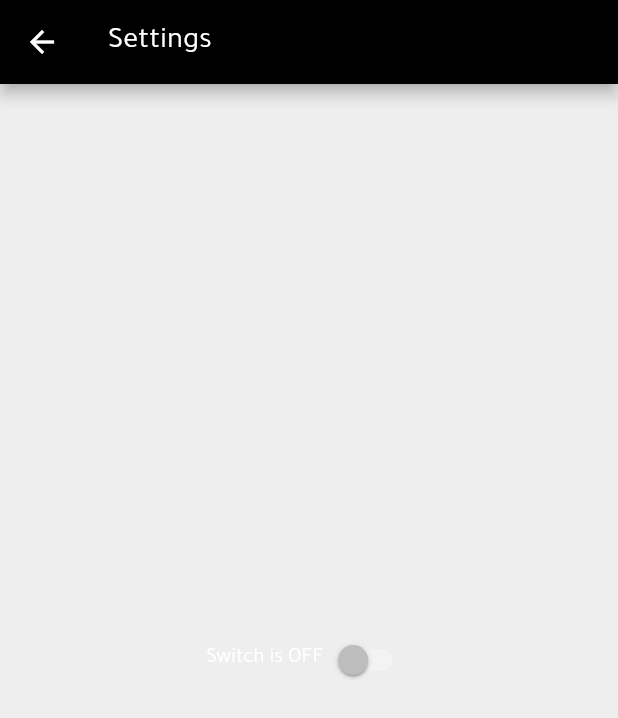
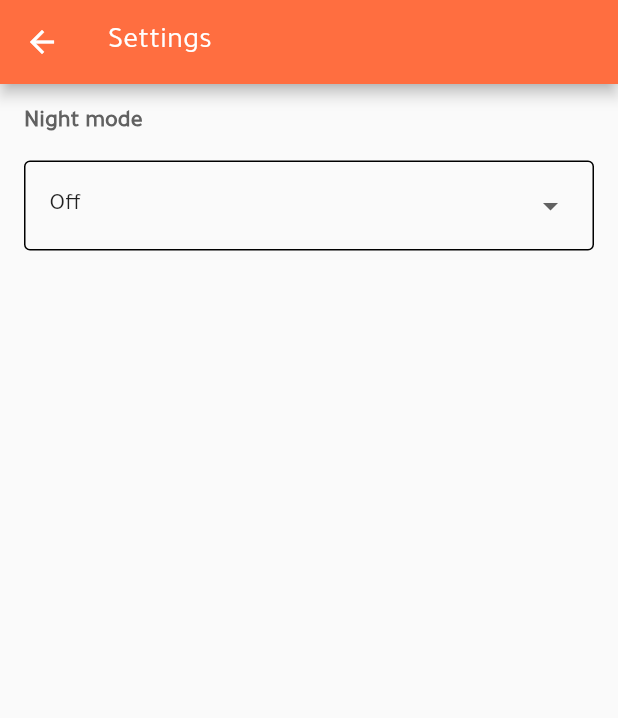
Before and after one commit to Ibrahim-Mushtaha/News-App-Flutter, a Flutter app: the Setting screen opened directly, on a phone screen of 412 x 824 dp. Shown: the top 718 px of the screen. Run offline on Flutter 3.47's test engine with Material 2 defaults, Android fonts, the phone set to English and light mode, and no system bars; our stand-ins replace logger, motion_toast, shared_preferences; missing offline and left inert: bottom_sheet, page_view_indicator; accounts and stored records are empty.

Commit message:
update setting ui

```diff
--- a/lib/other/StringConstant.dart
+++ b/lib/other/StringConstant.dart
@@ -11,3 +11,4 @@ const String WHATSNEW = "WHAT'S NEW";
 const String POPULAR = "POPULAR";
 const String FAVORITE = "FAVORITES";
 const String TOPSTORIES = "Top Stories";
+const String THEME = "theme";
--- a/lib/util/ThemeBuilder.dart
+++ b/lib/util/ThemeBuilder.dart
@@ -1,4 +1,5 @@
 import 'package:flutter/material.dart';
+import 'package:newsapp/other/StringConstant.dart';
 import 'package:newsapp/util/StorageManager.dart';
 
 class ThemeBuilder extends StatefulWidget {
@@ -23,7 +24,7 @@ class _ThemeBuilderState extends State<ThemeBuilder> {
   void initState() {
     super.initState();
     // ignore: unrelated_type_equality_checks
-    if(StorageManager.getBool("theme") == true) {
+    if(StorageManager.getBool(THEME) == true) {
       _brightness = Brightness.light;
       print("theme light is true");
     } else {
--- a/lib/util/apptheme.dart
+++ b/lib/util/apptheme.dart
@@ -32,9 +32,9 @@ class AppTheme {
   static ThemeData getTheme() {
     if (StorageManager.getBool("theme") != null &&
         StorageManager.getBool("theme") == true) {
+      return darkTheme;
+    } else {
       return lightTheme;
-    } else {
-      return darkTheme;
     }
   }
 
--- a/lib/view/setting.dart
+++ b/lib/view/setting.dart
@@ -3,6 +3,7 @@ import 'package:newsapp/other/StringConstant.dart';
 import 'package:newsapp/util/MockData.dart';
 import 'package:newsapp/util/StorageManager.dart';
 import 'package:newsapp/util/ThemeBuilder.dart';
+import 'package:newsapp/widgets/DropDown.dart';
 import 'package:shared_preferences/shared_preferences.dart';
 
 class Setting extends StatefulWidget {
@@ -10,6 +11,7 @@ class Setting extends StatefulWidget {
 
   @override
   _Setting createState() => _Setting();
+
 }
 
 class _Setting extends State<Setting> {
@@ -18,62 +20,33 @@ class _Setting extends State<Setting> {
   var textValue = 'Switch is OFF';
 
   @override
-  void initState(){
-    super.initState();
-    getSwitchStatus(StorageManager.getBool("theme"));
-  }
-
-  @override
   Widget build(BuildContext context) {
     return Scaffold(
       appBar: AppBar(
         title: Text(SETTINGS),
       ),
-      body: Container(
-          color: Colors.grey.shade200,
-          child: Center(
-            child: Container(
-              child: Row(
-                mainAxisAlignment: MainAxisAlignment.center,
-                children: [
-                  Text(textValue),
-                  Switch(value: isSwitched, onChanged: toggleSwitch),
-                ],
+      body: Column(
+        crossAxisAlignment: CrossAxisAlignment.start,
+        children: [
+          Padding(
+            padding: const EdgeInsets.only(left: 16,top: 16
+            ),
+            child: Text("Night mode",
+              style: TextStyle(
+                color: Colors.grey.shade700,
+                fontSize: 16,
+                fontWeight: FontWeight.w700,
               ),
             ),
-          )
+          ),
+          Expanded(
+            flex: 2,
+            child:
+            DropDown(),
+          ),
+        ],
       ),
     );
   }
 
-  void toggleSwitch(bool value) async{
-    SharedPreferences prefs = await SharedPreferences.getInstance();
-    if (isSwitched == false) {
-      setState(() {
-        ThemeBuilder.of(context).changeTheme();
-        isSwitched = true;
-        prefs.setBool("theme", isSwitched);
-        textValue = 'Switch Button is ON';
-      });
-      print('Switch Button is ON');
-    }
-    else {
-      setState(() {
-        ThemeBuilder.of(context).changeTheme();
-        isSwitched = false;
-        prefs.setBool("theme", isSwitched);
-        textValue = 'Switch Button is OFF';
-      });
-      print('Switch Button is OFF');
-    }
-    MockData.logger.e("eee theme ${prefs.getBool("theme")}", );
-  }
-
-    bool getSwitchStatus(bool value) {
-    // ignore: unrelated_type_equality_checks
-    isSwitched = value != null &&
-        value == true ? true : false;
-    return isSwitched;
-  }
-
 }
--- /dev/null
+++ b/lib/widgets/DropDown.dart
@@ -0,0 +1,93 @@
+import 'package:flutter/material.dart';
+import 'package:newsapp/other/StringConstant.dart';
+import 'package:newsapp/util/MockData.dart';
+import 'package:newsapp/util/StorageManager.dart';
+import 'package:newsapp/util/ThemeBuilder.dart';
+import 'package:shared_preferences/shared_preferences.dart';
+
+class DropDown extends StatefulWidget {
+  const DropDown({Key key}) : super(key: key);
+
+  @override
+  _DropDownState createState() => _DropDownState();
+}
+
+class _DropDownState extends State<DropDown> {
+
+  String dropdownValue = 'On';
+
+  bool isSwitched = false;
+
+  List <String> spinnerItems = [
+    'On',
+    'Off'
+  ];
+
+  @override
+  void initState() {
+    super.initState();
+    if(getSwitchStatus(StorageManager.getBool("theme"))){
+      dropdownValue = "On";
+    }else{
+      dropdownValue = "Off";
+    }
+  }
+
+  bool getSwitchStatus(bool value) {
+    // ignore: unrelated_type_equality_checks
+    isSwitched = value != null &&
+        value == true ? true : false;
+    return isSwitched;
+  }
+
+
+  @override
+  Widget build(BuildContext context) {
+    return Scaffold(
+      body: Container(
+        height: 60,
+        width: double.infinity,
+        margin: EdgeInsets.all(16),
+        child: Container(
+          width: 360,
+          child: Container(
+            padding: const EdgeInsets.only(left: 16.0, right: 16.0),
+            decoration: BoxDecoration(
+                borderRadius: BorderRadius.circular(4.0),
+                border: Border.all()),
+            child: DropdownButtonHideUnderline(
+              child: DropdownButton(
+                  value: dropdownValue,
+                  items: spinnerItems.map<DropdownMenuItem<String>>((String value) {
+                    return DropdownMenuItem<String>(
+                      value: value,
+                      child: Text(value),
+                    );
+                  }).toList(),
+                  onChanged: (value) async {
+                      dropdownValue = value;
+                      SharedPreferences prefs = await SharedPreferences.getInstance();
+                      if (dropdownValue == "On") {
+                        ThemeBuilder.of(context).changeTheme();
+                        isSwitched = true;
+                        prefs.setBool(THEME, isSwitched);
+                        print('Switch Button is ON');
+                      } else {
+                        isSwitched = false;
+                        prefs.setBool(THEME, isSwitched);
+                        print('Switch Button is OFF');
+                        ThemeBuilder.of(context).changeTheme();
+                      }
+                      MockData.logger.v("eee select mode $value");
+
+                  }
+                  ),
+            ),
+          ),
+        ),
+      ),
+    );
+  }
+
+
+}
```
Also changed, not shown: lib/shared_ui/navigation_drawer.dart (+12 -3 lines), lib/shared_ui/recent_update_item.dart (+10 -5 lines), lib/view/home_tabs/whats_new.dart (+4 -4 lines).
